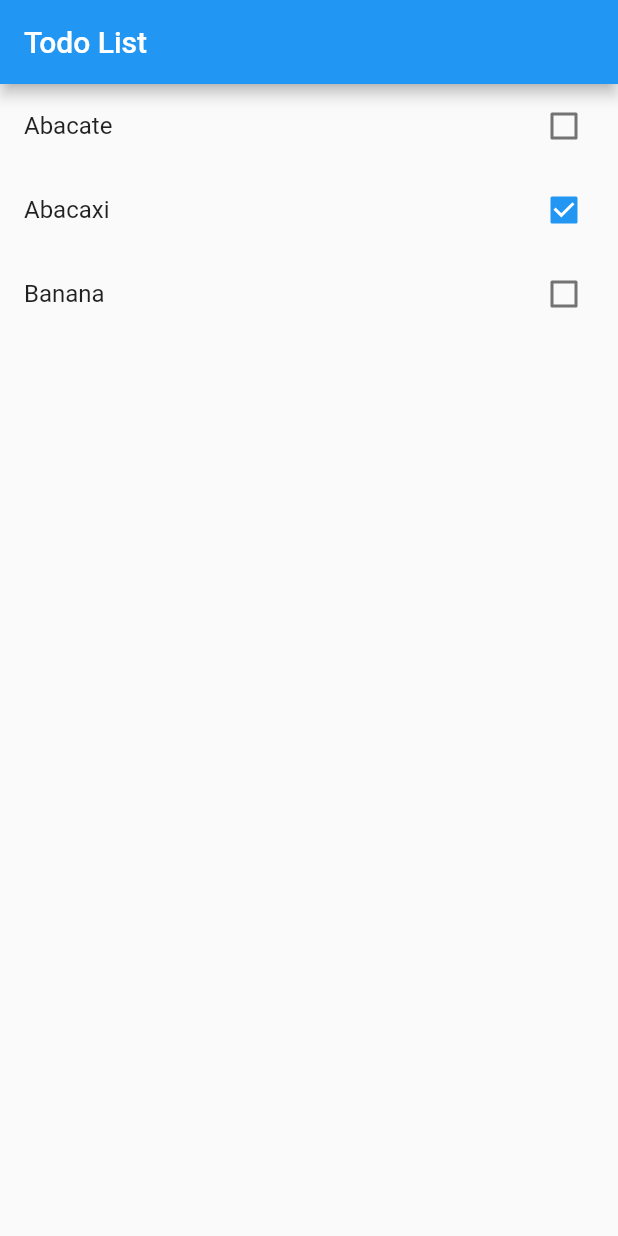
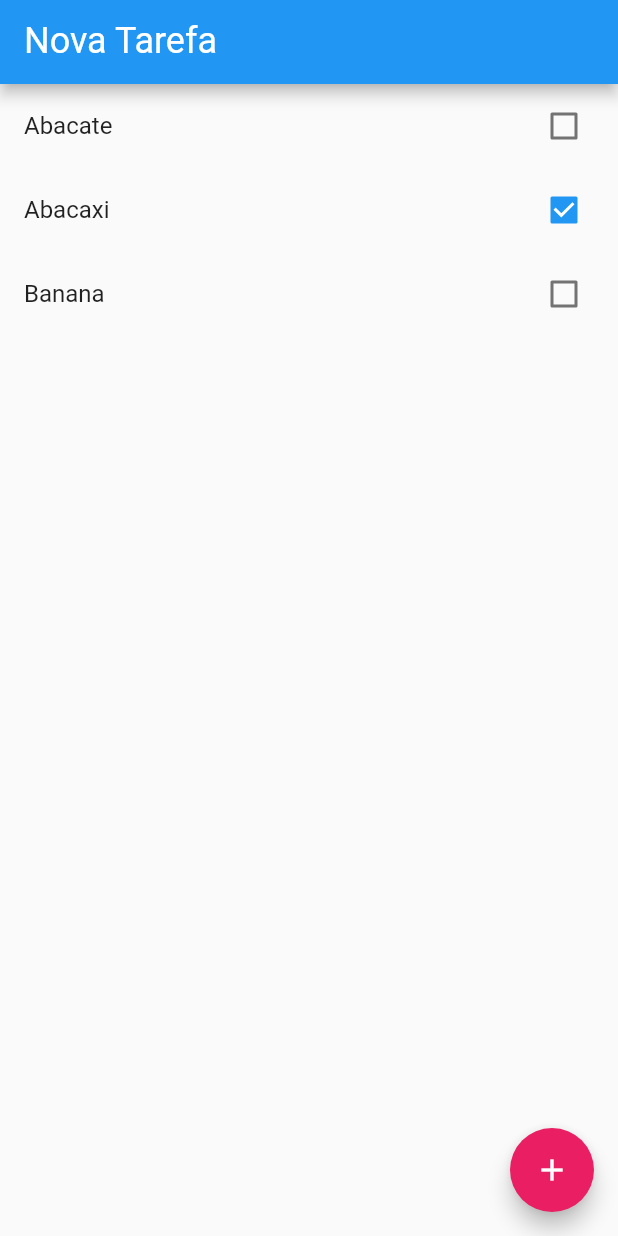
Before and after one commit to juniopereirab/FirstFlutterApp, a Flutter app: the screen it shows after launch, on a phone screen of 412 x 824 dp. Run offline on Flutter 3.47's test engine with Material 2 defaults, Android fonts, the phone set to English and light mode, and no system bars.

Commit message:
Creating add and remove functionality to TODO list

```diff
--- a/app/lib/main.dart
+++ b/app/lib/main.dart
@@ -35,28 +35,75 @@ class Homepage extends StatefulWidget {
 }
 
 class _HomepageState extends State<Homepage> {
+  var newTaskCtrl = TextEditingController();
+
+  void add() {
+    if (newTaskCtrl.text.isEmpty) return;
+    setState(() {
+      widget.items.add(
+        Item(
+          title: newTaskCtrl.text,
+          done: false,
+        ),
+      );
+      newTaskCtrl.clear();
+    });
+  }
+
+  void remove(index) {
+    setState(() {
+      widget.items.removeAt(index);
+    });
+  }
+
   @override
   Widget build(BuildContext context) {
     return Scaffold(
       appBar: AppBar(
-        title: Text("Todo List"),
+        title: TextFormField(
+          controller: newTaskCtrl,
+          keyboardType: TextInputType.text,
+          style: TextStyle(
+            color: Colors.white,
+            fontSize: 24,
+          ),
+          decoration: InputDecoration(
+            labelText: "Nova Tarefa",
+            labelStyle: TextStyle(
+              color: Colors.white,
+            ),
+          ),
+        ),
       ),
       body: ListView.builder(
         itemCount: widget.items.length,
         itemBuilder: (BuildContext context, int index) {
           final item = widget.items[index];
-          return CheckboxListTile(
-            title: Text(item.title),
+          return Dismissible(
+            child: CheckboxListTile(
+              title: Text(item.title),
+              value: item.done,
+              onChanged: (value) {
+                setState(() {
+                  item.done = value;
+                });
+              },
+            ),
             key: Key(item.title),
-            value: item.done,
-            onChanged: (value) {
-              setState(() {
-                item.done = value;
-              });
+            background: Container(
+              color: Colors.red.withOpacity(0.2),
+            ),
+            onDismissed: (direction) {
+              remove(index);
             },
           );
         },
       ),
+      floatingActionButton: FloatingActionButton(
+        onPressed: add,
+        child: Icon(Icons.add),
+        backgroundColor: Colors.pink,
+      ),
     );
   }
 }
```
